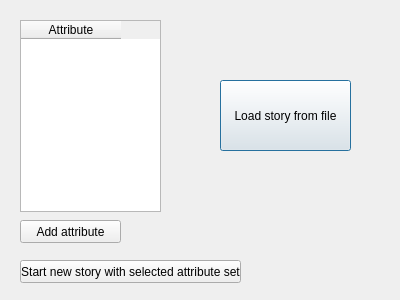
First picture: the form in Server/startdialog.ui, repository ROLL-E/roll-e, before the edit.
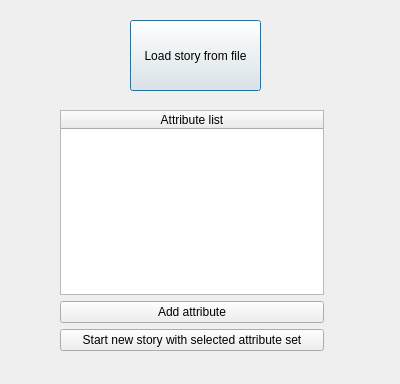
Second picture: the form after the edit.

The edit to the form file:
```diff
--- a/Server/startdialog.ui
+++ b/Server/startdialog.ui
@@ -7,7 +7,7 @@
     <x>0</x>
     <y>0</y>
     <width>400</width>
-    <height>300</height>
+    <height>384</height>
    </rect>
   </property>
   <property name="windowTitle">
@@ -16,8 +16,8 @@
   <widget class="QPushButton" name="pushButton">
    <property name="geometry">
     <rect>
-     <x>220</x>
-     <y>80</y>
+     <x>130</x>
+     <y>20</y>
      <width>131</width>
      <height>71</height>
     </rect>
@@ -26,46 +26,43 @@
     <string>Load story from file</string>
    </property>
   </widget>
-  <widget class="QPushButton" name="pushButton_2">
+  <widget class="QWidget" name="verticalLayoutWidget">
    <property name="geometry">
     <rect>
-     <x>20</x>
-     <y>260</y>
-     <width>221</width>
-     <height>23</height>
+     <x>60</x>
+     <y>110</y>
+     <width>264</width>
+     <height>241</height>
     </rect>
    </property>
-   <property name="text">
-    <string>Start new story with selected attribute set</string>
-   </property>
-  </widget>
+   <layout class="QVBoxLayout" name="verticalLayout">
+    <item>
   <widget class="QTableWidget" name="tableWidget">
-   <property name="geometry">
-    <rect>
-     <x>20</x>
-     <y>20</y>
-     <width>141</width>
-     <height>192</height>
-    </rect>
-   </property>
+      <attribute name="horizontalHeaderStretchLastSection">
+       <bool>true</bool>
+      </attribute>
    <column>
     <property name="text">
-     <string>Attribute</string>
+        <string>Attribute list</string>
     </property>
    </column>
   </widget>
+    </item>
+    <item>
   <widget class="QPushButton" name="pushButton_3">
-   <property name="geometry">
-    <rect>
-     <x>20</x>
-     <y>220</y>
-     <width>101</width>
-     <height>23</height>
-    </rect>
-   </property>
    <property name="text">
     <string>Add attribute</string>
    </property>
+     </widget>
+    </item>
+    <item>
+     <widget class="QPushButton" name="pushButton_2">
+      <property name="text">
+       <string>Start new story with selected attribute set</string>
+      </property>
+     </widget>
+    </item>
+   </layout>
   </widget>
  </widget>
  <resources/>
```
Left out of the diff: 2 changed lines with no effect on the pictures. Lines whose indentation alone changed are shown as unchanged.
